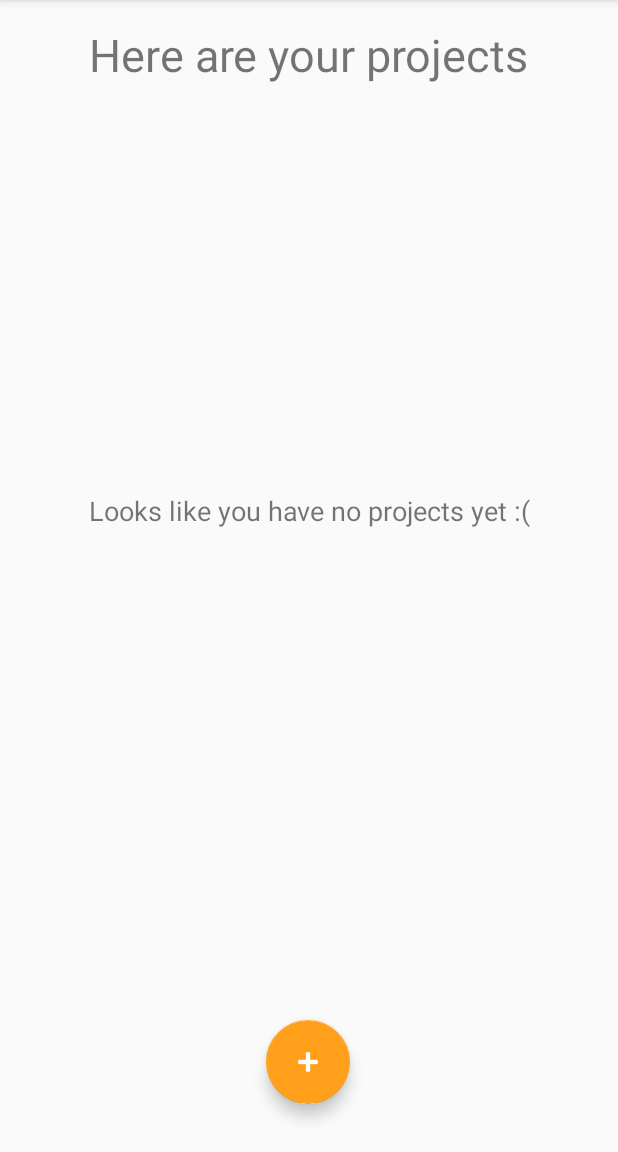
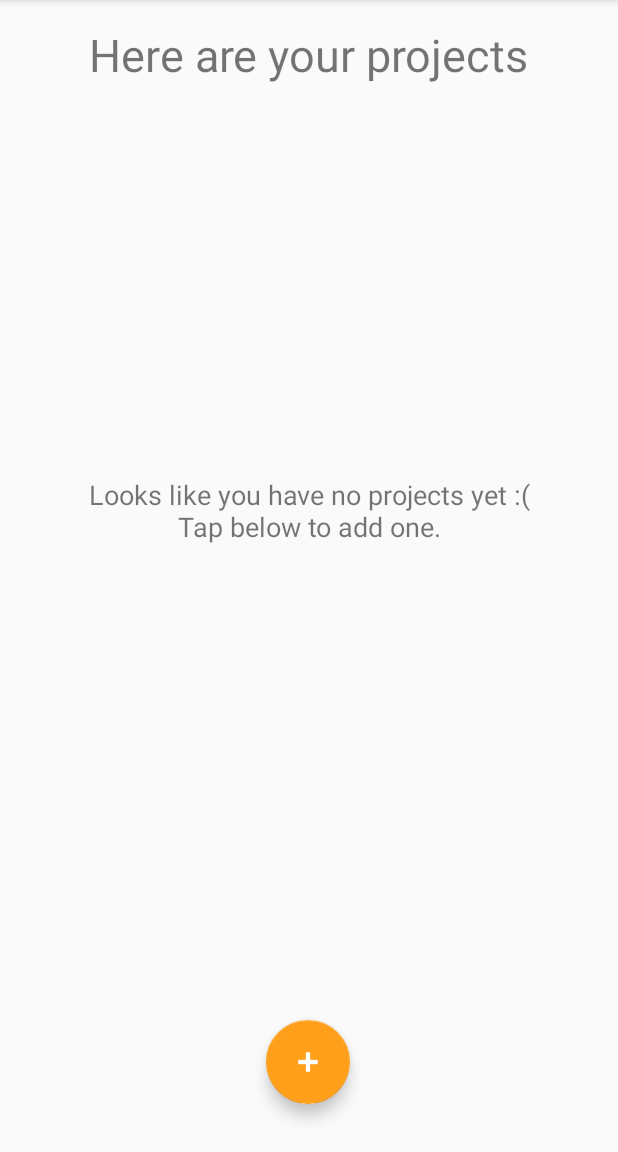
Before and after one commit to poirotTheCodeCat/programManagerA2, an Android app: the screen it shows after launch (MainActivity), on a phone screen of 412 x 824 dp, the part 84-1236 px from its top. Run offline under Robolectric (Android 15) with nearby library versions, the phone set to English and light mode, and no system bars; our stand-ins replace Volley; network calls fail.

```diff
--- a/app/src/main/java/com/example/programmanagera2/HomeFragment.java
+++ b/app/src/main/java/com/example/programmanagera2/HomeFragment.java
@@ -83,7 +83,6 @@ public class HomeFragment extends Fragment {
         super.onViewCreated(view, savedInstanceState);
 
         //get view and initiate the floating + button
-//        View v = inflater.inflate(R.layout.fragment_home, container, false);
         FloatingActionButton fab = view.findViewById(R.id.fabAddProject);
         fab.setOnClickListener(new View.OnClickListener() {
             @Override
@@ -94,9 +93,11 @@ public class HomeFragment extends Fragment {
         });
         //see if DB has an projects
         ArrayList<Project> projects = getAllProjects(view.getContext());
+        //if empty display prompt to add a project
         if (projects.isEmpty()){
             view.findViewById(R.id.textView_no_projects).setVisibility(view.VISIBLE);
         } else {
+            //if not empty add the list of projects to the recycler
             //clear list before adding to list
             projectDataList.clear();
             projectListAdapter.notifyDataSetChanged();
@@ -152,7 +153,7 @@ public class HomeFragment extends Fragment {
         @Override
         protected void onPreExecute() {
             super.onPreExecute();
-            Toast.makeText(context, "Loading weather...", Toast.LENGTH_LONG).show();
+            Toast.makeText(context, "Loading weather...", Toast.LENGTH_SHORT).show();
         }
 
         @Override
--- a/app/src/main/res/values/strings.xml
+++ b/app/src/main/res/values/strings.xml
@@ -22,7 +22,7 @@
     <string name="title_add_person">Add People</string>
     <string name="title_set_skill_level">Set Skill Level</string>
     <string name="confirm_person">Add</string>
-    <string name="no_projects">Looks like you have no projects yet :(</string>
+    <string name="no_projects">Looks like you have no projects yet :(\nTap below to add one.</string>
     <string name="first_name">First Name</string>
     <string name="last_name">Last Name</string>
     <string name="skill_level">0</string>
```
Also changed, not shown: app/src/main/java/com/example/programmanagera2/SeeTasksFragment.java (+17 -5 lines), app/src/main/res/layout/fragment_see_tasks.xml (+0 -9 lines).
